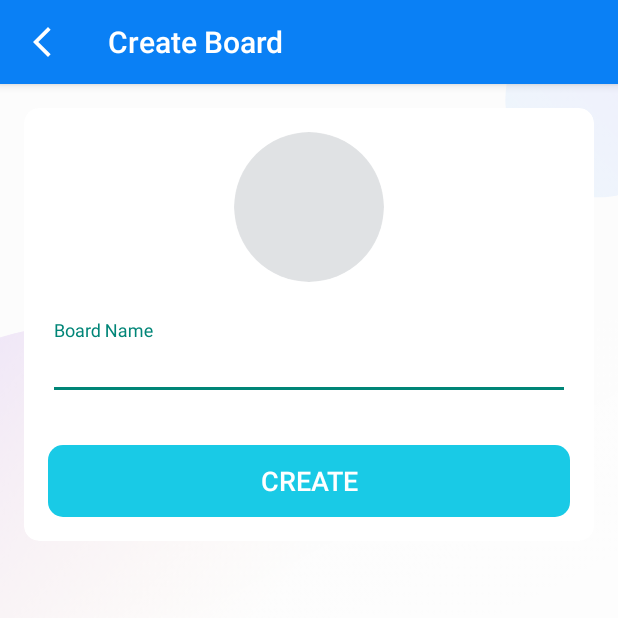
After one commit to Lyft0/Task-Man, an Android app: the CreateBoardActivity screen opened directly, with no data from a screen before it, on a phone screen of 412 x 824 dp, the top half of it. The commit adds this screen. Run offline under Robolectric (Android 15) with nearby library versions, the phone set to English and light mode, and no system bars; our stand-ins replace CircleImageView, Firebase (no records; nobody signed in at launch, a user with empty details on screens opened directly).

Commit message:
create board layout

```diff
--- a/app/src/main/AndroidManifest.xml
+++ b/app/src/main/AndroidManifest.xml
@@ -1,7 +1,6 @@
 <?xml version="1.0" encoding="utf-8"?>
 <manifest xmlns:android="http://schemas.android.com/apk/res/android"
     xmlns:tools="http://schemas.android.com/tools">
-
     <!-- Permission untuk akses storage -->
     <uses-permission android:name="android.permission.INTERNET" />
     <uses-permission android:name="android.permission.ACCESS_NETWORK_STATE" />
@@ -16,6 +15,11 @@
         android:supportsRtl="true"
         android:theme="@style/Theme.TaskMan"
         tools:targetApi="31">
+        <activity
+            android:name=".activities.CreateBoardActivity"
+            android:exported="false"
+            android:screenOrientation="portrait"
+            android:theme="@style/Theme.TaskMan.NoActionBar" />
         <activity
             android:name=".activities.MyProfileActivity"
             android:exported="false"
--- /dev/null
+++ b/app/src/main/java/com/example/taskman/activities/CreateBoardActivity.kt
@@ -0,0 +1,29 @@
+package com.example.taskman.activities
+
+import androidx.appcompat.app.AppCompatActivity
+import android.os.Bundle
+import androidx.appcompat.widget.Toolbar
+import com.example.taskman.R
+
+class CreateBoardActivity : BaseActivity() {
+    override fun onCreate(savedInstanceState: Bundle?) {
+        super.onCreate(savedInstanceState)
+        setContentView(R.layout.activity_create_board)
+
+        setupActionBar()
+    }
+
+    private fun setupActionBar() {
+        val toolbarCreateBoard = findViewById<Toolbar>(R.id.toolbar_create_board_activity)
+        setSupportActionBar(toolbarCreateBoard)
+
+        val actionBar = supportActionBar
+        if (actionBar != null) {
+            actionBar.setDisplayHomeAsUpEnabled(true)
+            actionBar.setHomeAsUpIndicator(R.drawable.ic_white_arrow_back)
+            actionBar.title = "Create Board"
+        }
+
+        toolbarCreateBoard.setNavigationOnClickListener { onBackPressed() }
+    }
+}
--- a/app/src/main/java/com/example/taskman/activities/MainActivity.kt
+++ b/app/src/main/java/com/example/taskman/activities/MainActivity.kt
@@ -16,6 +16,7 @@ import com.bumptech.glide.Glide
 import com.example.taskman.R
 import com.example.taskman.firebase.FirestoreClass
 import com.example.taskman.models.User
+import com.google.android.material.floatingactionbutton.FloatingActionButton
 import com.google.android.material.navigation.NavigationView
 import com.google.firebase.auth.FirebaseAuth
 
@@ -34,6 +35,11 @@ class MainActivity : BaseActivity(), NavigationView.OnNavigationItemSelectedList
         val navView = findViewById<NavigationView>(R.id.nav_view)
         navView.setNavigationItemSelectedListener(this)
         FirestoreClass().loadUserData(this@MainActivity)
+
+        val fabCreateBoard = findViewById<FloatingActionButton>(R.id.fab_create_board)
+        fabCreateBoard.setOnClickListener {
+            startActivity(Intent(this@MainActivity, CreateBoardActivity::class.java))
+        }
     }
 
     private fun setupActionBar() {
--- a/app/src/main/res/drawable/ic_add.xml
+++ b/app/src/main/res/drawable/ic_add.xml
@@ -1,4 +1,4 @@
-<vector android:height="24dp" android:tint="#000000"
+<vector android:height="24dp" android:tint="#FFFFFF"
     android:viewportHeight="24" android:viewportWidth="24"
     android:width="24dp" xmlns:android="http://schemas.android.com/apk/res/android">
     <path android:fillColor="@android:color/white" android:pathData="M19,13h-6v6h-2v-6H5v-2h6V5h2v6h6v2z"/>
--- /dev/null
+++ b/app/src/main/res/layout/activity_create_board.xml
@@ -0,0 +1,83 @@
+<?xml version="1.0" encoding="utf-8"?>
+<LinearLayout xmlns:android="http://schemas.android.com/apk/res/android"
+    xmlns:app="http://schemas.android.com/apk/res-auto"
+    xmlns:tools="http://schemas.android.com/tools"
+    android:layout_width="match_parent"
+    android:layout_height="match_parent"
+    android:orientation="vertical"
+    tools:context=".activities.CreateBoardActivity">
+
+    <com.google.android.material.appbar.AppBarLayout
+        android:layout_width="match_parent"
+        android:layout_height="wrap_content"
+        android:theme="@style/AppTheme.AppBarOverlay">
+
+        <androidx.appcompat.widget.Toolbar
+            android:id="@+id/toolbar_create_board_activity"
+            android:layout_width="match_parent"
+            android:layout_height="?attr/actionBarSize"
+            android:background="?attr/colorPrimary"
+            app:popupTheme="@style/AppTheme.PopupOverlay" />
+    </com.google.android.material.appbar.AppBarLayout>
+
+    <LinearLayout
+        android:layout_width="match_parent"
+        android:layout_height="wrap_content"
+        android:background="@drawable/ic_background"
+        android:orientation="vertical"
+        android:padding="16dp">
+
+        <androidx.cardview.widget.CardView
+            android:layout_width="match_parent"
+            android:layout_height="match_parent"
+            android:elevation="10dp"
+            app:cardCornerRadius="10dp">
+
+            <LinearLayout
+                android:layout_width="match_parent"
+                android:layout_height="wrap_content"
+                android:gravity="center_horizontal"
+                android:orientation="vertical"
+                android:padding="16dp">
+
+                <de.hdodenhof.circleimageview.CircleImageView
+                    android:id="@+id/iv_board_image"
+                    android:layout_width="100dp"
+                    android:layout_height="100dp"
+                    android:contentDescription="image"
+                    android:src="@drawable/ic_board_place_holder" />
+
+                <com.google.android.material.textfield.TextInputLayout
+                    android:layout_width="match_parent"
+                    android:layout_height="wrap_content"
+                    android:layout_marginTop="25dp">
+
+                    <androidx.appcompat.widget.AppCompatEditText
+                        android:id="@+id/et_board_name"
+                        android:layout_width="match_parent"
+                        android:layout_height="wrap_content"
+                        android:hint="Board Name"
+                        android:inputType="text"
+                        android:textSize="16sp" />
+
+                </com.google.android.material.textfield.TextInputLayout>
+
+                <Button
+                    android:id="@+id/btn_create"
+                    android:layout_width="match_parent"
+                    android:layout_height="wrap_content"
+                    android:layout_gravity="center"
+                    android:layout_marginTop="30dp"
+                    android:background="@drawable/shape_button_rounded"
+                    android:foreground="?attr/selectableItemBackground"
+                    android:gravity="center"
+                    android:paddingTop="8dp"
+                    android:paddingBottom="8dp"
+                    android:text="CREATE"
+                    android:textColor="@android:color/white"
+                    android:textSize="18sp" />
+            </LinearLayout>
+        </androidx.cardview.widget.CardView>
+
+    </LinearLayout>
+</LinearLayout>
--- a/app/src/main/res/layout/app_bar_main.xml
+++ b/app/src/main/res/layout/app_bar_main.xml
@@ -1,5 +1,5 @@
 <?xml version="1.0" encoding="utf-8"?>
-<androidx.constraintlayout.widget.ConstraintLayout xmlns:android="http://schemas.android.com/apk/res/android"
+<androidx.coordinatorlayout.widget.CoordinatorLayout xmlns:android="http://schemas.android.com/apk/res/android"
     xmlns:app="http://schemas.android.com/apk/res-auto"
     xmlns:tools="http://schemas.android.com/tools"
     android:layout_width="match_parent"
@@ -22,6 +22,13 @@
     </com.google.android.material.appbar.AppBarLayout>
     <include layout="@layout/main_content"/>
 
+    <com.google.android.material.floatingactionbutton.FloatingActionButton
+        android:id="@+id/fab_create_board"
+        android:layout_width="wrap_content"
+        android:layout_height="wrap_content"
+        android:layout_gravity="bottom|end"
+        android:layout_margin="16dp"
+        app:backgroundTint="#FF0A80F5"
+        app:srcCompat="@drawable/ic_add" />
 
-
-</androidx.constraintlayout.widget.ConstraintLayout>
+</androidx.coordinatorlayout.widget.CoordinatorLayout>
--- a/app/src/main/res/values/colors.xml
+++ b/app/src/main/res/values/colors.xml
@@ -3,8 +3,8 @@
     <color name="purple_200">#FFBB86FC</color>
     <color name="purple_500">#0A80F5</color>
     <color name="purple_700">#0A80F5</color>
-    <color name="teal_200">#FF03DAC5</color>
-    <color name="teal_700">#FF018786</color>
+    <color name="teal_200">#0A80F5</color>
+    <color name="teal_700">#0A80F5</color>
     <color name="black">#FF000000</color>
     <color name="white">#FFFFFFFF</color>
 
@@ -12,7 +12,7 @@
     <color name="colorPrimary">#0A80F5</color>
     <color name="colorPrimaryDark">#0050A0</color>
     <color name="colorSecondary">#0A80F5</color>
-    <color name="colorAccent">#00FFCA</color>
+    <color name="colorAccent">#0A80F5</color>
 
     <!-- Text Color -->
     <color name="textColorPrimary">#363A43</color>
```
Also changed, not shown: app/src/main/res/drawable/ic_background.png (added), app/src/main/res/drawable/ic_board_place_holder.png (added).
